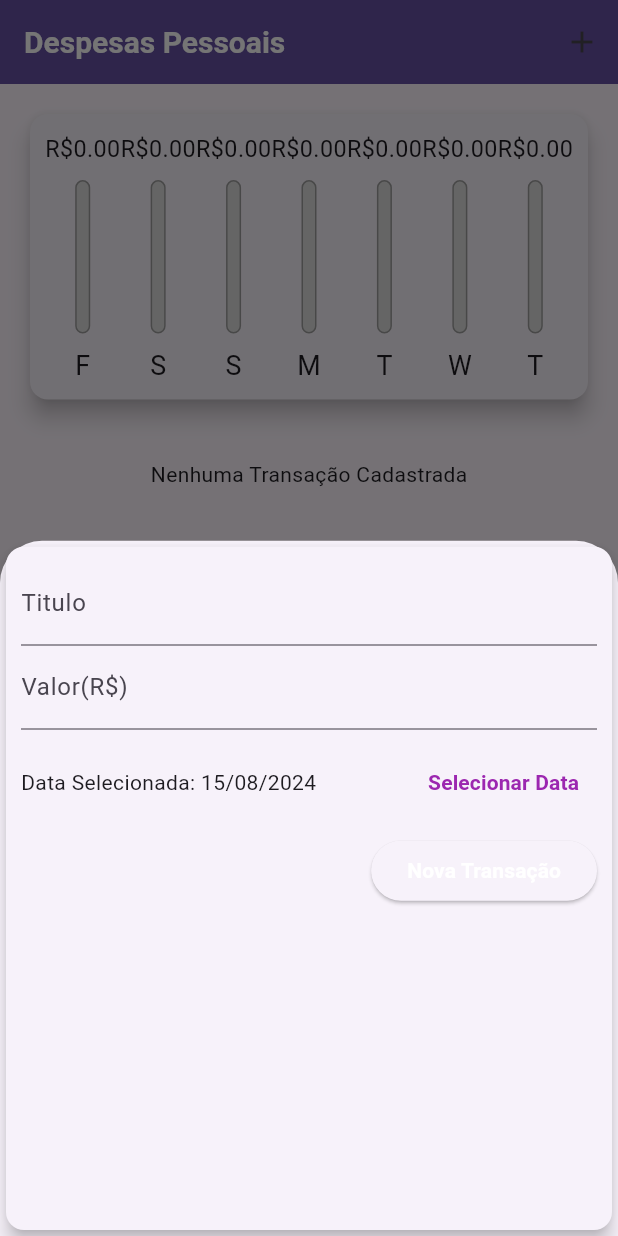
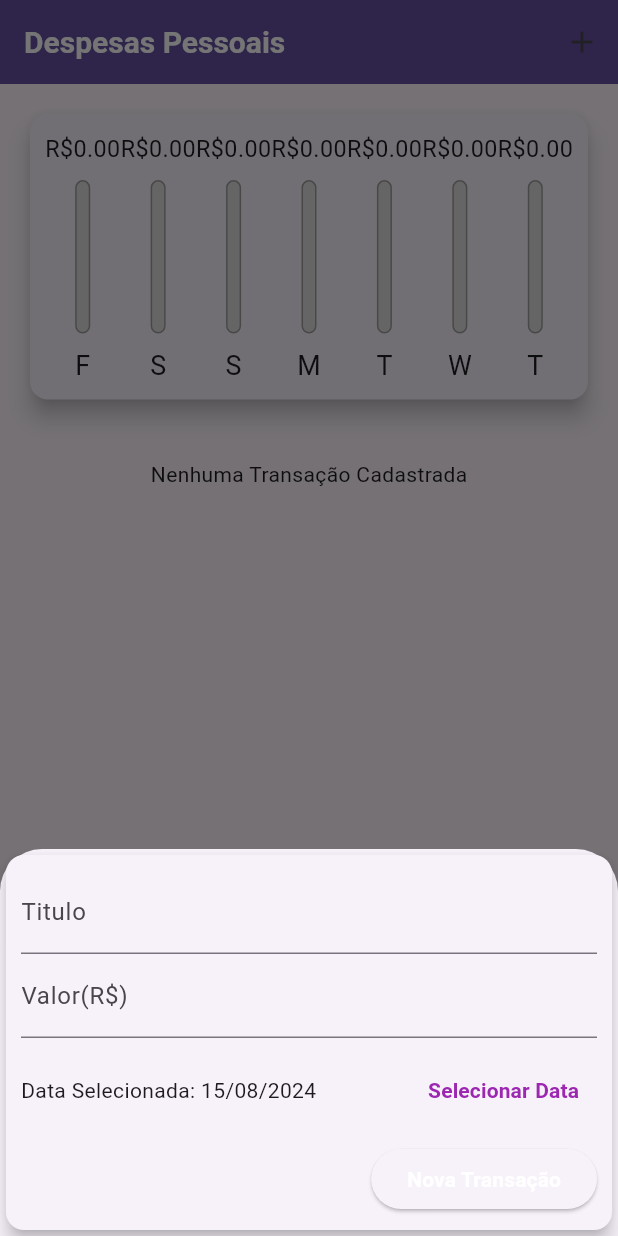
Before and after one commit to wendelfilipe/Flutter, a Flutter app: the screen it shows after launch, after a tap on the "add" icon, on a phone screen of 412 x 824 dp. Run offline on Flutter 3.47's test engine with Material 3 defaults, Android fonts, the phone set to English and light mode, and no system bars; missing offline and left inert: dart:ffi; Roboto replaces fonts that are missing (OpenSans).

Commit message:
update master

```diff
--- a/lib/components/transaction_form.dart
+++ b/lib/components/transaction_form.dart
@@ -48,10 +48,16 @@ class _TransactionFormState extends State<TransactionForm> {
 
   @override
   Widget build(BuildContext context) {
-    return Card(
+    return SingleChildScrollView(
+      child: Card(
         elevation: 5,
         child: Padding(
-        padding: const EdgeInsets.all(10),
+          padding: EdgeInsets.only(
+            top: 10,
+            right: 10,
+            left: 10,
+            bottom: 10 + MediaQuery.of(context).viewInsets.bottom,
+          ),
           child: Column(
             children: <Widget>[
               TextField(
@@ -108,6 +114,7 @@ class _TransactionFormState extends State<TransactionForm> {
             ],
           ),
         ),
+      ),
     );
   }
 }
```
Lines whose indentation alone changed are shown as unchanged.
